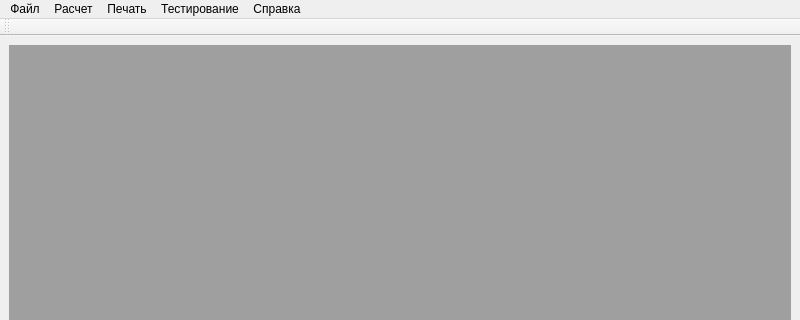
First picture: the form in mainwindow.ui, repository astroidis/stokes-ui, before the edit; both pictures show x 0 to 800 and y 0 to 320 of the 800 by 600 pixel window.
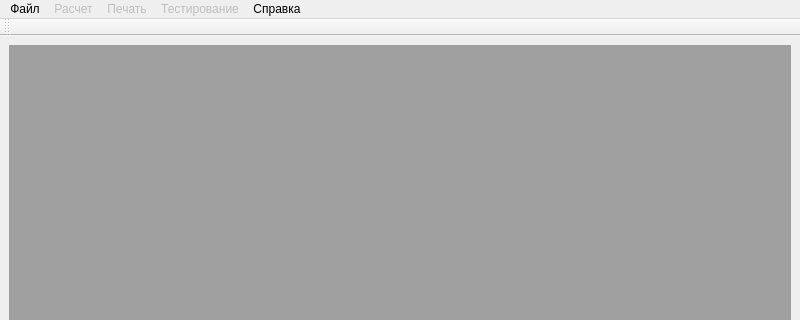
Second picture: the form after the edit.

```diff
--- a/mainwindow.ui
+++ b/mainwindow.ui
@@ -56,6 +56,12 @@
     <addaction name="actionDisconnect"/>
    </widget>
    <widget class="QMenu" name="menuCalculate">
+    <property name="enabled">
+     <bool>false</bool>
+    </property>
+    <property name="tearOffEnabled">
+     <bool>false</bool>
+    </property>
     <property name="title">
      <string>Расчет</string>
     </property>
@@ -80,6 +86,9 @@
     <addaction name="actionPlot"/>
    </widget>
    <widget class="QMenu" name="menuPrint">
+    <property name="enabled">
+     <bool>false</bool>
+    </property>
     <property name="title">
      <string>Печать</string>
     </property>
@@ -90,12 +99,18 @@
     <addaction name="actionPolarization"/>
    </widget>
    <widget class="QMenu" name="menuTesting">
+    <property name="enabled">
+     <bool>false</bool>
+    </property>
     <property name="title">
      <string>Тестирование</string>
     </property>
     <addaction name="actionGradient"/>
    </widget>
    <widget class="QMenu" name="menuHelp">
+    <property name="enabled">
+     <bool>true</bool>
+    </property>
     <property name="title">
      <string>Справка</string>
     </property>
```
Left out of the diff: 18 changed lines with no effect on the pictures.
